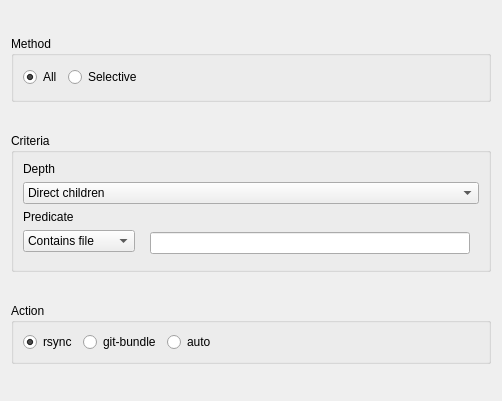
otsakir/lisa-backup, file App/dialogs/components/sourcedetailsview.ui: the form before one commit.
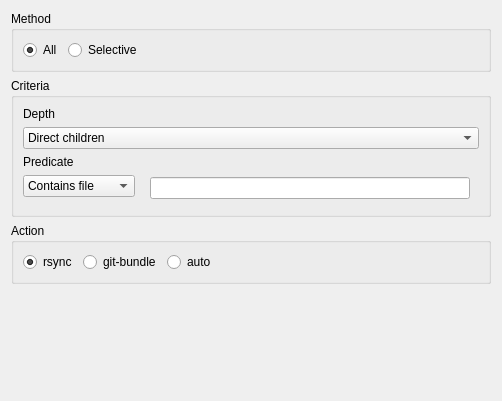
The form after the commit.

```diff
--- a/App/dialogs/components/sourcedetailsview.ui
+++ b/App/dialogs/components/sourcedetailsview.ui
@@ -303,6 +303,19 @@
      </layout>
     </widget>
    </item>
+   <item>
+    <spacer name="verticalSpacer_2">
+     <property name="orientation">
+      <enum>Qt::Vertical</enum>
+     </property>
+     <property name="sizeHint" stdset="0">
+      <size>
+       <width>20</width>
+       <height>40</height>
+      </size>
+     </property>
+    </spacer>
+   </item>
   </layout>
  </widget>
  <resources/>
```
